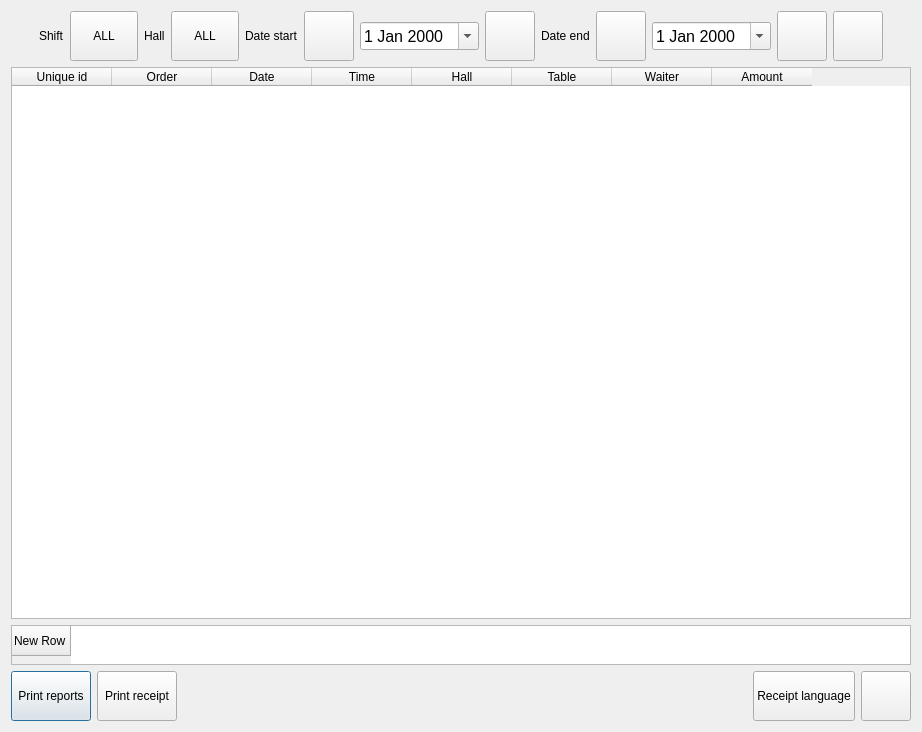
Qt form Waiter/dlgreports.ui (End1-1/Cafe5) before a commit.
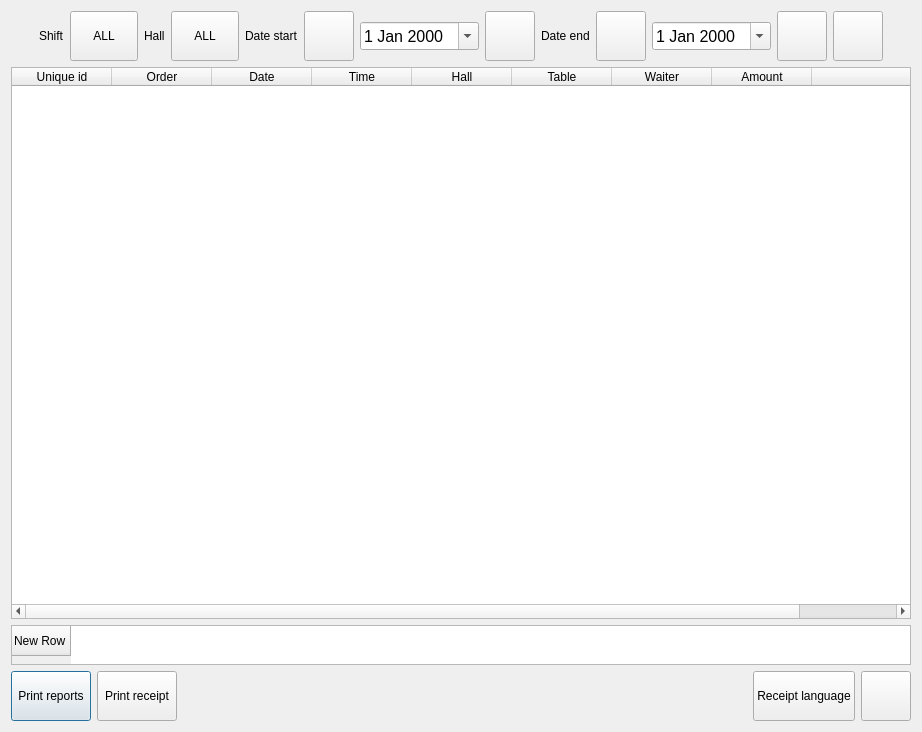
The same form after that commit. Icons and pictures are not drawn. Custom widgets are drawn as their Qt base class.

```diff
--- a/Waiter/dlgreports.ui
+++ b/Waiter/dlgreports.ui
@@ -215,6 +215,11 @@
        <string>Amount</string>
       </property>
      </column>
+     <column>
+      <property name="text">
+       <string/>
+      </property>
+     </column>
     </widget>
    </item>
    <item row="0" column="0">
```
Left out of the diff: 11 changed lines with no effect on the pictures.
